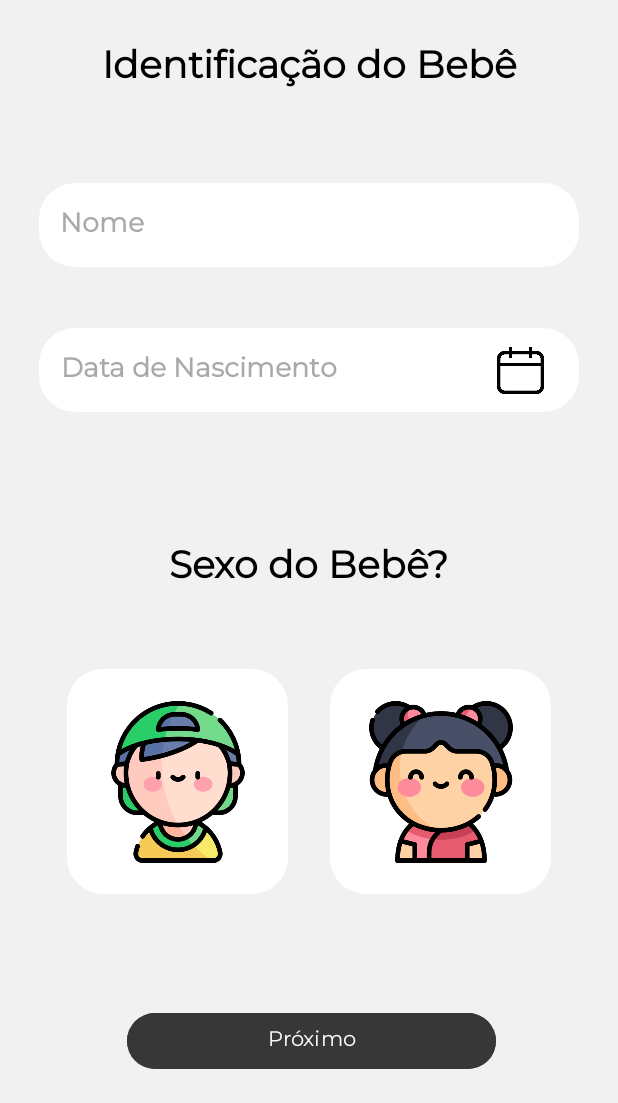
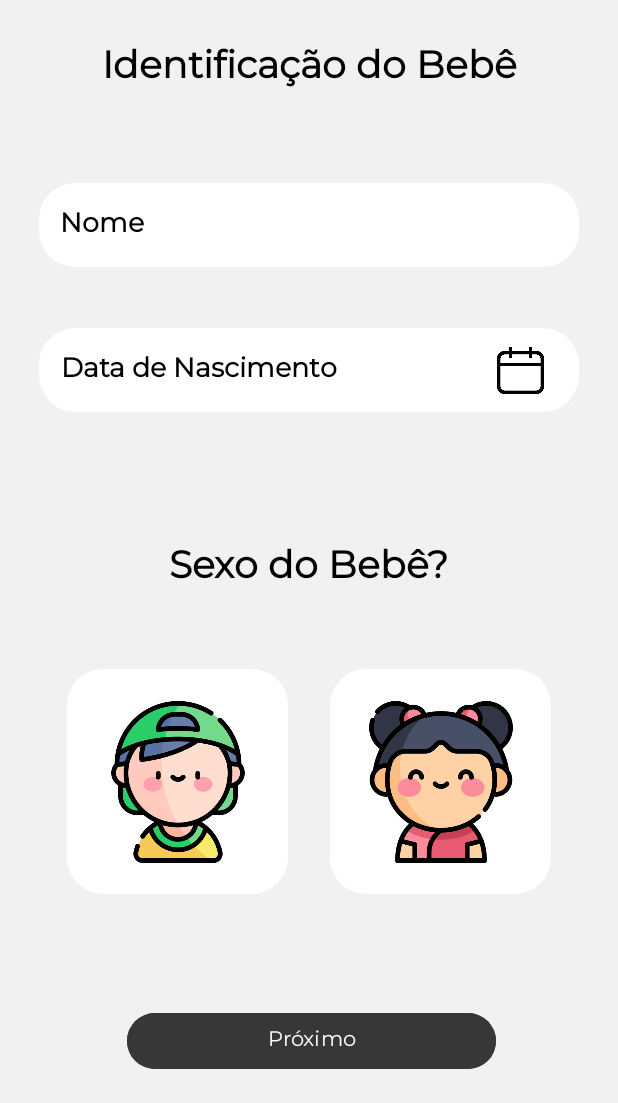
Before and after one commit to joaogpereira/Myson, an Android app: the WizardActivity screen opened directly, with no data from a screen before it, on a phone screen of 412 x 824 dp, the part 133-1236 px from its top. Run offline under Robolectric (Android 15) with nearby library versions, the phone set to English and light mode, and no system bars.

Commit message:
Adicionando a cor do hint para ambos temas

```diff
--- a/app/src/main/res/layout/activity_wizard.xml
+++ b/app/src/main/res/layout/activity_wizard.xml
@@ -159,6 +159,7 @@
         android:background="@android:color/transparent"
         android:ems="10"
         android:fontFamily="@font/montserrat"
+        android:textColorHint="@color/Cor_hint"
         android:hint="Nome"
         android:inputType="text"
         android:textStyle="bold"
@@ -176,6 +177,7 @@
         android:background="@android:color/transparent"
         android:ems="10"
         android:fontFamily="@font/montserrat"
+        android:textColorHint="@color/Cor_hint"
         android:hint="Data de Nascimento"
         android:inputType="date"
         android:textStyle="bold"
--- a/app/src/main/res/values-night/colors_night_theme.xml
+++ b/app/src/main/res/values-night/colors_night_theme.xml
@@ -6,6 +6,7 @@
     <color name="Links">#29435E</color>
     <color name="Cor_botao">#FFFFFFFF</color>
     <color name="Cor_container">#F0F8FF</color>
+    <color name="Cor_hint">#FF000000</color>
 
 
 
--- a/app/src/main/res/values/colors.xml
+++ b/app/src/main/res/values/colors.xml
@@ -7,6 +7,9 @@
     <color name="Cor_container">#FFFFFF</color>
     <color name="rosa_claro">#FFB6C1</color>
     <color name="azul_bebe">#ADD8E6</color>
+    <color name="Cor_hint">#FF000000</color>
+
+
 
 
 
```
